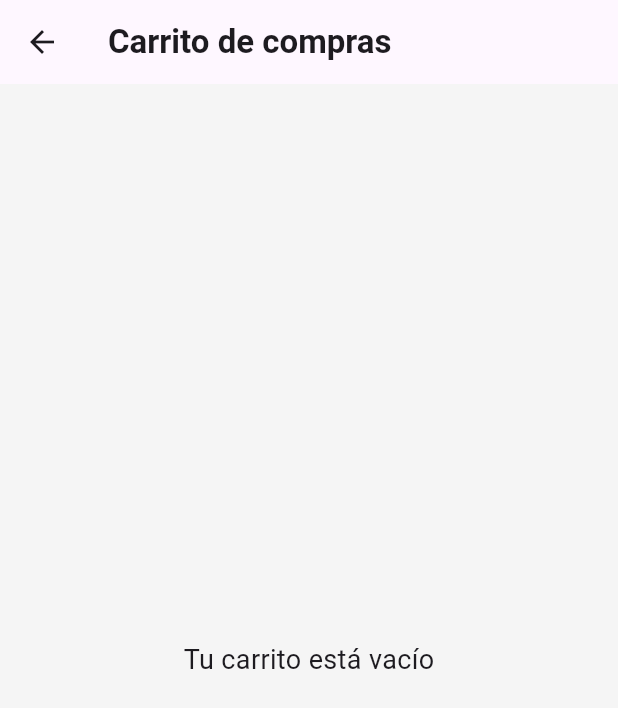
After one commit to MartinRomero2005/aplicacion, a Flutter app: the CartScreen screen opened directly, on a phone screen of 412 x 824 dp. The commit adds this screen. Shown: the top 708 px of the screen. Run offline on Flutter 3.47's test engine with Material 3 defaults, Android fonts, the phone set to English and light mode, and no system bars.

Commit message:
Mejoras a la pantalla de compra

```diff
--- /dev/null
+++ b/lib/data/models/cart_item.dart
@@ -0,0 +1,17 @@
+class CartItem {
+  final String id;
+  final String name;
+  final double price;
+  final String image;
+  int quantity;
+
+  CartItem({
+    required this.id,
+    required this.name,
+    required this.price,
+    required this.image,
+    this.quantity = 1,
+  });
+
+  double get total => price * quantity;
+}
--- a/lib/data/models/vehiculo.dart
+++ b/lib/data/models/vehiculo.dart
@@ -1,16 +1,18 @@
 class Vehiculo {
+  final String id;
   final String nombre;
   final String marca;
   final String imagen;
-  final int precio;
+  final double precio;
   final int cc;
   final String categoria;
   final int year;
   final String mileage;
   final String fuelType;
-  final String condition; // e.g. "new", "used", "certified"
+  final String condition;
 
   Vehiculo({
+    required this.id,
     required this.nombre,
     required this.marca,
     required this.imagen,
--- a/lib/main.dart
+++ b/lib/main.dart
@@ -1,6 +1,7 @@
 import 'package:flutter/material.dart';
 import 'package:provider/provider.dart';
 import 'presentation/providers/auth_provider.dart';
+import 'presentation/providers/cart_provider.dart';
 import 'presentation/screens/auth/login.dart';
 import 'presentation/screens/ventana_principal.dart';
 
@@ -14,7 +15,10 @@ class MainApp extends StatelessWidget {
   @override
   Widget build(BuildContext context) {
     return MultiProvider(
-      providers: [ChangeNotifierProvider(create: (context) => AuthProvider())],
+      providers: [
+        ChangeNotifierProvider(create: (context) => AuthProvider()),
+        ChangeNotifierProvider(create: (context) => CartProvider()),
+      ],
       child: MaterialApp(
         title: 'Marketplace',
         debugShowCheckedModeBanner: false,
--- /dev/null
+++ b/lib/presentation/screens/cart_screen.dart
@@ -0,0 +1,151 @@
+import 'package:flutter/material.dart';
+import 'package:provider/provider.dart';
+import '../providers/cart_provider.dart';
+
+class CartScreen extends StatelessWidget {
+  const CartScreen({super.key});
+
+  @override
+  Widget build(BuildContext context) {
+    final cart = Provider.of<CartProvider>(context);
+
+    return Scaffold(
+      appBar: AppBar(
+        title: const Text("Carrito de compras"),
+        actions: [
+          if (cart.items.isNotEmpty)
+            IconButton(
+              icon: const Icon(Icons.delete_forever),
+              tooltip: "Vaciar carrito",
+              onPressed: () {
+                cart.clearCart();
+              },
+            ),
+        ],
+      ),
+      body: cart.items.isEmpty
+          ? const Center(
+              child: Text(
+                "Tu carrito está vacío",
+                style: TextStyle(fontSize: 18),
+              ),
+            )
+          : Column(
+              children: [
+                Expanded(
+                  child: ListView.builder(
+                    itemCount: cart.items.length,
+                    itemBuilder: (context, index) {
+                      final item = cart.items.values.toList()[index];
+
+                      return Card(
+                        margin: const EdgeInsets.symmetric(
+                          horizontal: 12,
+                          vertical: 6,
+                        ),
+                        child: ListTile(
+                          leading: Image.network(
+                            item.image,
+                            width: 60,
+                            fit: BoxFit.cover,
+                          ),
+
+                          title: Text(item.name),
+
+                          subtitle: Text("Precio: \$${item.price}"),
+
+                          trailing: Column(
+                            mainAxisAlignment: MainAxisAlignment.center,
+                            children: [
+                              Row(
+                                mainAxisSize: MainAxisSize.min,
+                                children: [
+                                  IconButton(
+                                    icon: const Icon(Icons.remove),
+                                    onPressed: () {
+                                      cart.removeSingleItem(item.id);
+                                    },
+                                  ),
+
+                                  Text("${item.quantity}"),
+
+                                  IconButton(
+                                    icon: const Icon(Icons.add),
+                                    onPressed: () {
+                                      cart.addItem(
+                                        item.id,
+                                        item.name,
+                                        item.price,
+                                        item.image,
+                                      );
+                                    },
+                                  ),
+                                ],
+                              ),
+
+                              Text(
+                                "\$${item.total.toStringAsFixed(2)}",
+                                style: const TextStyle(
+                                  fontWeight: FontWeight.bold,
+                                ),
+                              ),
+                            ],
+                          ),
+                        ),
+                      );
+                    },
+                  ),
+                ),
+
+                Container(
+                  padding: const EdgeInsets.all(16),
+                  decoration: const BoxDecoration(
+                    color: Colors.white,
+                    boxShadow: [
+                      BoxShadow(blurRadius: 6, color: Colors.black12),
+                    ],
+                  ),
+                  child: Column(
+                    children: [
+                      Row(
+                        mainAxisAlignment: MainAxisAlignment.spaceBetween,
+                        children: [
+                          const Text(
+                            "Total:",
+                            style: TextStyle(
+                              fontSize: 18,
+                              fontWeight: FontWeight.bold,
+                            ),
+                          ),
+                          Text(
+                            "\$${cart.totalAmount.toStringAsFixed(2)}",
+                            style: const TextStyle(
+                              fontSize: 18,
+                              fontWeight: FontWeight.bold,
+                              color: Colors.indigo,
+                            ),
+                          ),
+                        ],
+                      ),
+
+                      const SizedBox(height: 12),
+
+                      ElevatedButton.icon(
+                        icon: const Icon(Icons.payment),
+                        label: const Text("Proceder al pago"),
+                        onPressed: () {
+                          ScaffoldMessenger.of(context).showSnackBar(
+                            const SnackBar(
+                              content: Text("Ir a pantalla de pago"),
+                            ),
+                          );
+                        },
+                      ),
+                    ],
+                  ),
+                ),
+              ],
+            ),
+    );
+  }
+}
```
Also changed, not shown: lib/data/datasources/vehiculos_datos.dart (+9 -0 lines), lib/presentation/providers/cart_provider.dart (added, +62 -0 lines), lib/presentation/screens/pago.dart (+115 -18 lines), lib/presentation/screens/vehiculo_detalles.dart (+24 -3 lines).
